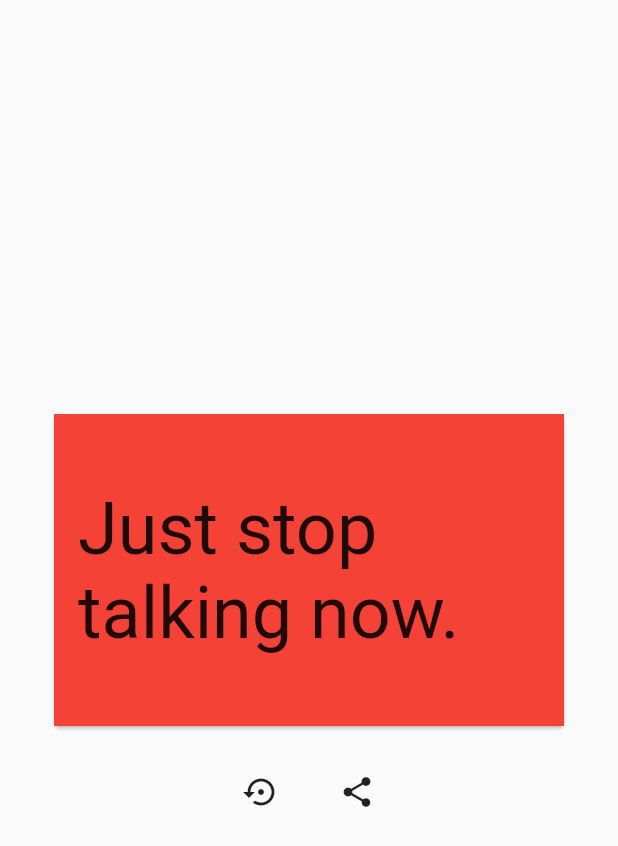
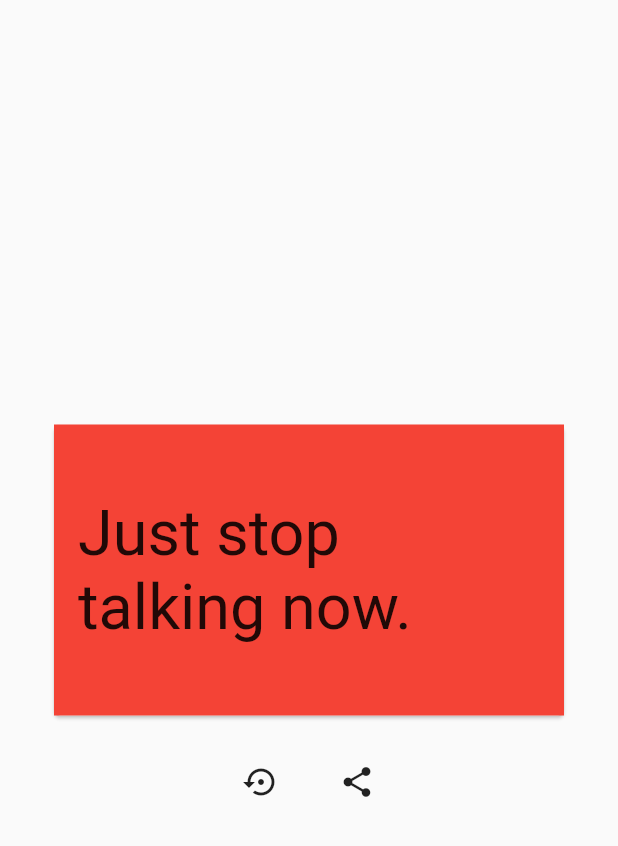
Before and after one commit to ariedov/flutter_are_you_mansplaining, a Flutter app: the screen it shows after launch, after a tap on "Let's find out!", after a tap on "No.", after a tap on "She has more, and is a well known expert", on a phone screen of 412 x 824 dp. Shown: the top 846 px of the screen. Run offline on Flutter 3.47's test engine with Material 2 defaults, Android fonts, the phone set to English and light mode, and no system bars; drawn by our look-alikes of auto_size_text; our stand-ins replace share.

Commit message:
updating android project

```diff
--- a/lib/logic/navigator.dart
+++ b/lib/logic/navigator.dart
@@ -1,12 +1,11 @@
-import 'package:mansplaining/logic/action.dart';
+import 'package:mansplaining/logic/answer.dart';
 import 'package:mansplaining/logic/exceptions.dart';
 import 'package:mansplaining/logic/screens.dart';
 
 class NavigatorReducer {
-
   Screen get first => new DidSheAskToExplainThisScreen();
 
-  Screen navigate(Screen screen, Action action) {
+  Screen navigate(Screen screen, Answer action) {
     switch (screen.runtimeType) {
       case DidSheAskToExplainThisScreen:
         return _screenForDidSheAskToExplain(action);
@@ -21,7 +20,7 @@ class NavigatorReducer {
     }
   }
 
-  _screenForDidSheAskToExplain(Action action) {
+  _screenForDidSheAskToExplain(Answer action) {
     switch (action.runtimeType) {
       case Yes:
         return NotMansplainingScreen();
@@ -32,7 +31,7 @@ class NavigatorReducer {
     }
   }
 
-  _screenForYouHaveMoreExperience(Action action) {
+  _screenForYouHaveMoreExperience(Answer action) {
     switch (action.runtimeType) {
       case IHaveMoreExperience:
         return MostMenWithHerEducationWillKnowThisScreen();
@@ -47,7 +46,7 @@ class NavigatorReducer {
     }
   }
 
-  _screenForMostMenWithHerEducationWouldKnow(Action action) {
+  _screenForMostMenWithHerEducationWouldKnow(Answer action) {
     switch (action.runtimeType) {
       case Yes:
         return ProbablyMansplainingScreen();
@@ -58,7 +57,7 @@ class NavigatorReducer {
     }
   }
 
-  _screenForYouAskedIfSheNeedsExplanation(Action action) {
+  _screenForYouAskedIfSheNeedsExplanation(Answer action) {
     switch (action.runtimeType) {
       case SheAgreedToExplanation:
         return NotMansplainingScreen();
--- a/lib/ui/actionable_screen.dart
+++ b/lib/ui/actionable_screen.dart
@@ -1,5 +1,5 @@
 import 'package:flutter/material.dart';
-import 'package:mansplaining/logic/action.dart';
+import 'package:mansplaining/logic/answer.dart';
 import 'package:mansplaining/logic/screens.dart';
 import 'package:auto_size_text/auto_size_text.dart';
 
@@ -13,26 +13,28 @@ class ScreenWidget extends StatelessWidget {
   Widget build(BuildContext context) {
     return Scaffold(
       body: SafeArea(
-        child: SingleChildScrollView(
         child: Column(
+          mainAxisAlignment: MainAxisAlignment.center,
           mainAxisSize: MainAxisSize.max,
           children: <Widget>[
             Container(
               width: double.infinity,
-                padding: EdgeInsets.symmetric(horizontal: 60.0, vertical: 32.0),
+              padding: EdgeInsets.symmetric(horizontal: 30.0, vertical: 32.0),
               child: Card(
                 child: Padding(
                   padding: EdgeInsets.all(16.0),
                   child: AutoSizeText(
                     screen.title,
-                      style: TextStyle(fontSize: 64.0),
+                    style: TextStyle(fontSize: 36.0),
                     maxLines: 4,
                     minFontSize: 24.0,
                   ),
                 ),
               ),
             ),
-              SizedBox(height: 50,),
+            SizedBox(
+              height: 50,
+            ),
             Column(
               mainAxisAlignment: MainAxisAlignment.center,
               children: screen.actions
@@ -42,14 +44,13 @@ class ScreenWidget extends StatelessWidget {
           ],
         ),
       ),
-      ),
     );
   }
 
-  Widget _buildActionButton(BuildContext context, Action action) {
+  Widget _buildActionButton(BuildContext context, Answer action) {
     return Padding(
       padding: EdgeInsets.all(8.0),
-      child: RaisedButton(
+      child: ElevatedButton(
         child: Container(
           width: double.infinity,
           padding: EdgeInsets.all(8.0),
@@ -65,4 +66,4 @@ class ScreenWidget extends StatelessWidget {
 }
 
 typedef ScreenCallback = void Function(
-    BuildContext context, Screen screen, Action action);
+    BuildContext context, Screen screen, Answer action);
--- a/lib/ui/initial_screen.dart
+++ b/lib/ui/initial_screen.dart
@@ -1,10 +1,10 @@
 import 'package:flutter/material.dart';
 
 class InitialScreenWidget extends StatelessWidget {
-
   final VoidCallback startFlowCallback;
 
-  const InitialScreenWidget({Key key, this.startFlowCallback}) : super(key: key);
+  const InitialScreenWidget({Key key, this.startFlowCallback})
+      : super(key: key);
 
   @override
   Widget build(BuildContext context) {
@@ -22,10 +22,10 @@ class InitialScreenWidget extends StatelessWidget {
             ),
           ),
           SizedBox(height: 32.0),
-          RaisedButton(
+          ElevatedButton(
             child: Text(
-                "Let's find out!",
-                style: TextStyle(fontSize: 28.0),
+              "Let's find out!",
+              style: TextStyle(fontSize: 28.0),
             ),
             onPressed: startFlowCallback,
           ),
--- a/lib/ui/result_screen.dart
+++ b/lib/ui/result_screen.dart
@@ -8,7 +8,8 @@ class ResultScreenWidget extends StatelessWidget {
   final ResultScreen screen;
   final ResultScreenCallback startOverCallback;
 
-  const ResultScreenWidget({Key key, this.screen, this.startOverCallback}) : super(key: key);
+  const ResultScreenWidget({Key key, this.screen, this.startOverCallback})
+      : super(key: key);
 
   @override
   Widget build(BuildContext context) {
@@ -24,9 +25,9 @@ class ResultScreenWidget extends StatelessWidget {
                 color: _buildColor(),
                 child: AutoSizeText(
                   screen.title,
-                  style: TextStyle(fontSize: 48.0),
+                  style: TextStyle(fontSize: 42.0),
                   maxLines: 4,
-                  minFontSize: 48.0,
+                  minFontSize: 42.0,
                 ),
               ),
             ),
@@ -38,10 +39,13 @@ class ResultScreenWidget extends StatelessWidget {
                   icon: Icon(Icons.settings_backup_restore),
                   onPressed: () => startOverCallback(context),
                 ),
-                SizedBox(width: 16.0,),
+                SizedBox(
+                  width: 16.0,
+                ),
                 IconButton(
                   icon: Icon(Icons.share),
-                  onPressed: () => Share.share("Mainsplaining app conclusion: ${screen.title}"),
+                  onPressed: () => Share.share(
+                      "Mainsplaining app conclusion: ${screen.title}"),
                 )
               ],
             )
--- a/pubspec.yaml
+++ b/pubspec.yaml
@@ -20,8 +20,8 @@ dependencies:
   flutter:
     sdk: flutter
 
-  auto_size_text: ^1.1.0
-  share: ^0.6.0+1
+  auto_size_text: ^2.1.0
+  share: ^2.0.4
 
   # The following adds the Cupertino Icons font to your application.
   # Use with the CupertinoIcons class for iOS style icons.
```
Also changed, not shown: lib/logic/answer.dart (renamed from lib/logic/action.dart, +11 -13 lines), lib/logic/screens.dart (+18 -23 lines), pubspec.lock, 10 other files. Lines whose indentation alone changed are shown as unchanged.
